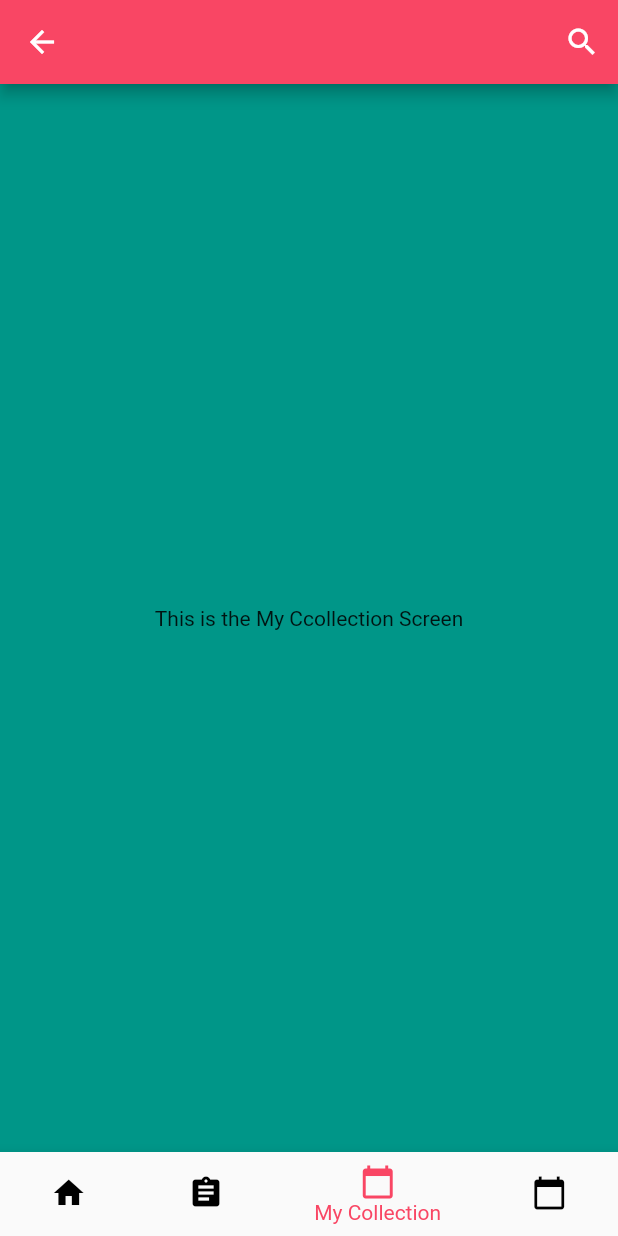
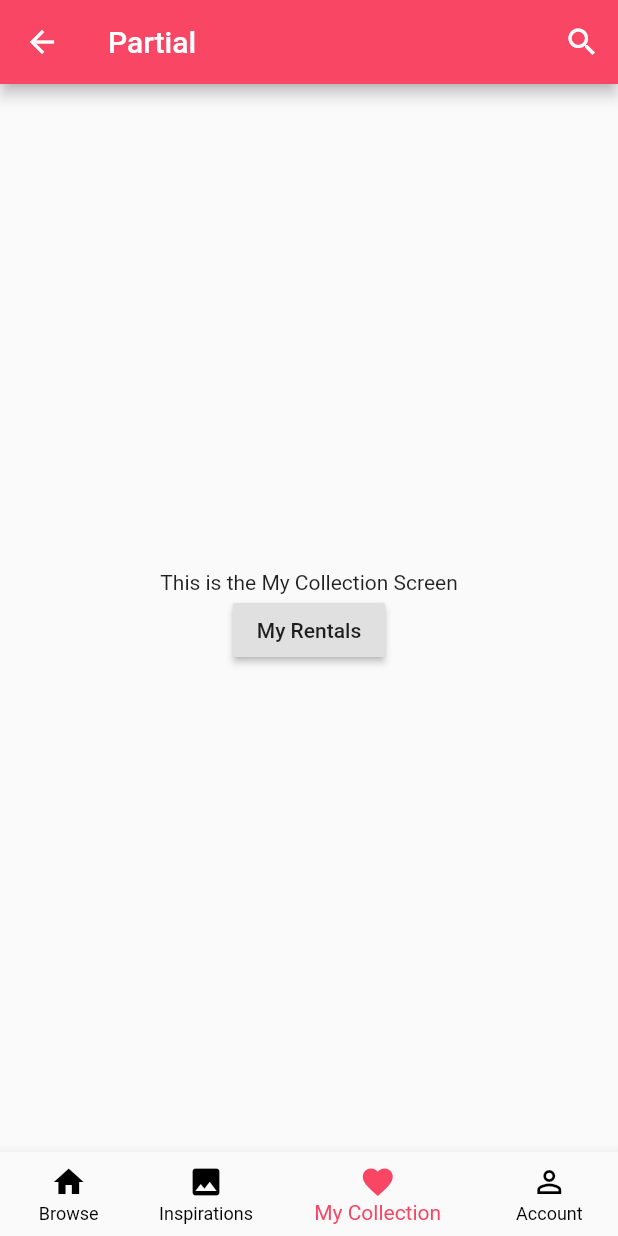
Before and after one commit to a-ng9/partial_gallery, a Flutter app: the MainScreen screen opened directly, item 3 of the bottom bar chosen, on a phone screen of 412 x 824 dp. Run offline on Flutter 3.47's test engine with Material 2 defaults, Android fonts, the phone set to English and light mode, and no system bars.

Commit message:
Added screen details according to sitemap

```diff
--- a/lib/mainScreen.dart
+++ b/lib/mainScreen.dart
@@ -11,6 +11,7 @@ class MainScreen extends StatefulWidget {
 
 class _MainScreenState extends State<MainScreen> {
   int _selectedIndex = 0;
+
   void _onItemTapped(int index) {
     setState(() {
       _selectedIndex = index;
@@ -29,7 +30,7 @@ class _MainScreenState extends State<MainScreen> {
     return Scaffold(
       appBar: AppBar(
         backgroundColor: Color.fromRGBO(249, 70, 100, 1),
-        // title: Text("Main Menu"),
+        title: Text("Partial"),
         actions: <Widget>[
           IconButton(
               icon: Icon(
@@ -41,10 +42,9 @@ class _MainScreenState extends State<MainScreen> {
               })
         ],
       ),
-      backgroundColor: Colors.grey,
-
-      body: Container(child: listScreens[_selectedIndex]),
-      // backgroundColor: Color.fromRGBO(238, 230, 248, 1),
+      body: Container(
+        child: listScreens[_selectedIndex],
+      ),
       bottomNavigationBar: BottomNavigationBar(
         items: const <BottomNavigationBarItem>[
           BottomNavigationBarItem(
@@ -52,15 +52,17 @@ class _MainScreenState extends State<MainScreen> {
             title: Text('Browse'),
           ),
           BottomNavigationBarItem(
-            icon: Icon(Icons.assignment),
+            icon: Icon(Icons.photo),
             title: Text('Inspirations'),
           ),
           BottomNavigationBarItem(
-            icon: Icon(Icons.calendar_today),
+            activeIcon: Icon(Icons.favorite),
+            icon: Icon(Icons.favorite_border),
             title: Text('My Collection'),
           ),
           BottomNavigationBarItem(
-            icon: Icon(Icons.calendar_today),
+            activeIcon: Icon(Icons.person),
+            icon: Icon(Icons.person_outline),
             title: Text('Account'),
           ),
         ],
@@ -68,6 +70,7 @@ class _MainScreenState extends State<MainScreen> {
         selectedItemColor: Color.fromRGBO(249, 70, 100, 1),
         unselectedItemColor: Colors.black,
         onTap: _onItemTapped,
+        showUnselectedLabels: true,
       ),
     );
   }
--- a/lib/screens/myCollectionScreen.dart
+++ b/lib/screens/myCollectionScreen.dart
@@ -1,13 +1,26 @@
 import 'package:flutter/material.dart';
+import 'package:partial_gallery/screens/myRentals.dart';
 
 class MyCollectionScreen extends StatelessWidget {
   @override
   Widget build(BuildContext context) {
     return Scaffold(
-      backgroundColor: Colors.teal,
+      // backgroundColor: Colors.teal,
       body: Center(
-        child: Container(
-          child: Text("This is the My Ccollection Screen"),
+        child: Column(
+          mainAxisAlignment: MainAxisAlignment.center,
+          children: <Widget>[
+            Container(
+              child: Text("This is the My Collection Screen"),
+            ),
+            RaisedButton(
+              child: Text("My Rentals"),
+              onPressed: () {
+                Navigator.push(context,
+                    MaterialPageRoute(builder: (context) => MyRentals()));
+              },
+            )
+          ],
         ),
       ),
     );
--- /dev/null
+++ b/lib/utils/styles.dart
@@ -0,0 +1,51 @@
+import 'package:flutter/material.dart';
+
+class Styles {
+  static Color getDarkBlueColor() {
+    return Color(0xFF003A5C);
+  }
+
+  static MaterialColor getPinkMaterialColor = const MaterialColor(
+    0xFFf04665,
+    const <int, Color>{
+      50: const Color(0xFFf04665),
+      100: const Color(0xFFf04665),
+      200: const Color(0xFFf04665),
+      300: const Color(0xFFf04665),
+      400: const Color(0xFFf04665),
+      500: const Color(0xFFf04665),
+      600: const Color(0xFFf04665),
+      700: const Color(0xFFf04665),
+      800: const Color(0xFFf04665),
+      900: const Color(0xFFf04665),
+    },
+  );
+
+  static Color getOrangeColor() {
+    return Color(0xFFFF7D4A);
+  }
+
+  static Color getLightBlueColor() {
+    return Color(0xFFE4F0F5);
+  }
+
+  static Color getGreenColor() {
+    return Color(0xFF77BF76);
+  }
+
+  static Color getRedColor() {
+    return Color(0xFFF8957F);
+  }
+
+  static Color getPendingColor() {
+    return Color(0xFF7FB5AC);
+  }
+
+  static TextStyle getTitleStyle() {
+    return TextStyle(
+      color: getDarkBlueColor(),
+      fontSize: 22,
+      fontWeight: FontWeight.bold,
+    );
+  }
+}
```
Also changed, not shown: lib/main.dart (+4 -5 lines), lib/screens/inspirationScreen.dart (+15 -2 lines), lib/screens/myRentals.dart (added, +59 -0 lines), lib/screens/myReviews.dart (added, +22 -0 lines).
